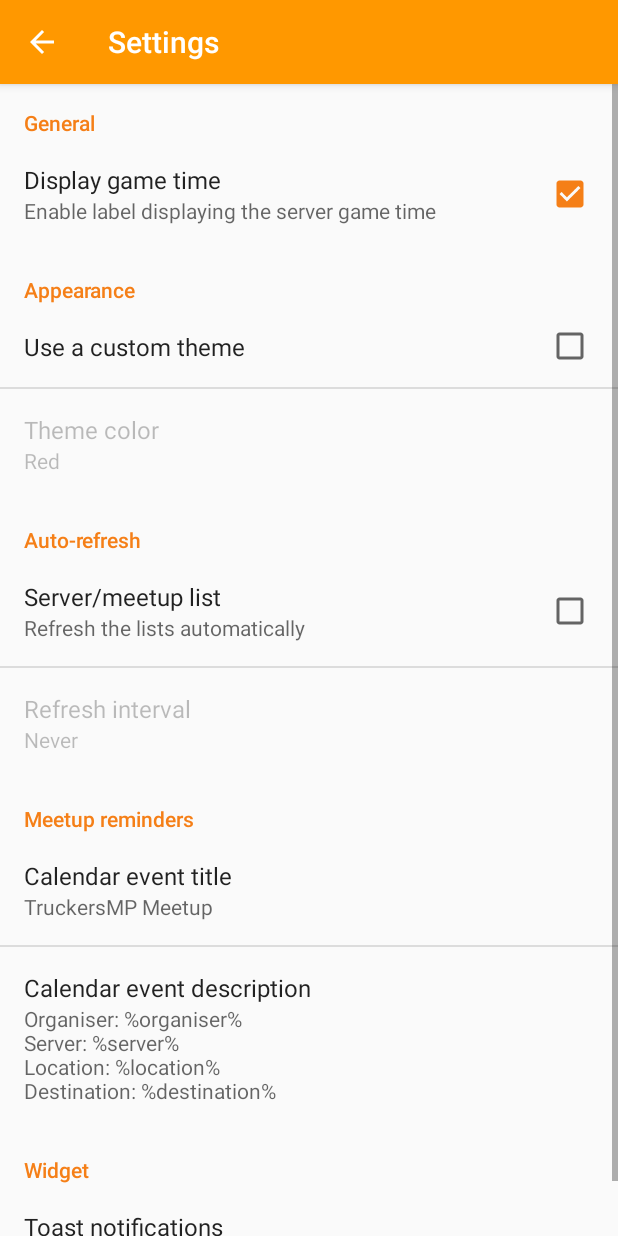
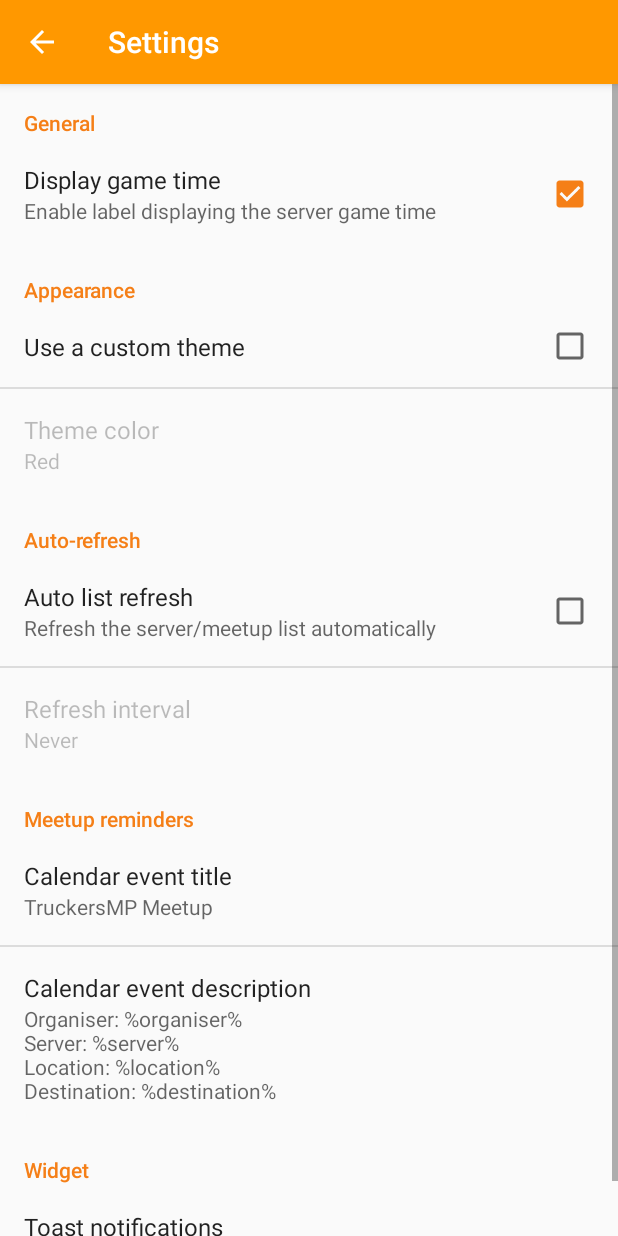
Before and after one commit to uruba/TruckApp, an Android app: the fragment SettingsFragment placed in its activity, on a phone screen of 412 x 824 dp. Run offline under Robolectric (Android 15) with nearby library versions, the phone set to English and light mode, and no system bars; our stand-ins replace ButterKnife; 2 statements that could not run were skipped.

Commit message:
– updated a string resource's value

```diff
--- a/app/src/main/res/values/strings.xml
+++ b/app/src/main/res/values/strings.xml
@@ -71,8 +71,8 @@
     <string name="games_filtering_entry">Only %1$s servers</string>
     <string name="filter_games">Filter by game</string>
     <string name="no_meetups_found">No meetups have been found.\n\nPlease try different filtering options.</string>
-    <string name="settings_title_auto_refresh_lists">Server/meetup list</string>
-    <string name="settings_summary_auto_refresh_lists">Refresh the lists automatically</string>
+    <string name="settings_title_auto_refresh_lists">Auto list refresh</string>
+    <string name="settings_summary_auto_refresh_lists">Refresh the server/meetup list automatically</string>
     <string name="settings_title_auto_refresh_interval">Refresh interval</string>
     <string name="settings_category_auto_refresh">Auto-refresh</string>
     <string name="hours">Hours</string>
```
